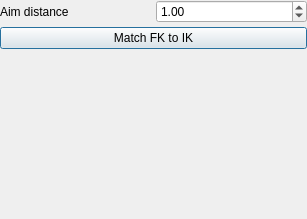
Qt form modules/limbQuadrupped/limbQuadrupped_widget.ui (PavelCrow/RigStudio3) before a commit.
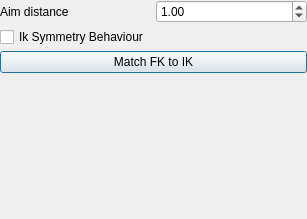
The same form after that commit.

Commit message: ik controls symmetry behaviour

Diff of the .ui file:
```diff
--- a/modules/limbQuadrupped/limbQuadrupped_widget.ui
+++ b/modules/limbQuadrupped/limbQuadrupped_widget.ui
@@ -53,6 +53,13 @@
      </item>
     </layout>
    </item>
+   <item>
+    <widget class="QCheckBox" name="ikSymmetry_checkBox">
+     <property name="text">
+      <string>Ik Symmetry Behaviour</string>
+     </property>
+    </widget>
+   </item>
    <item>
     <widget class="QPushButton" name="matchFkToIK">
      <property name="text">
```
The commit also changes 28 other files.
